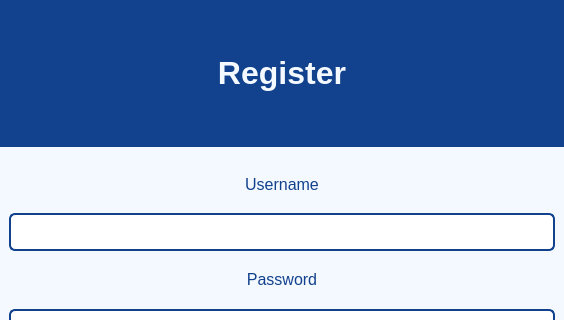
Above: ui/TravelAgentRegister.ui from Dimalko/telo2 before the change; both pictures show x 0 to 564 and y 0 to 320 of the 564 by 812 pixel window. Below: the same form after it.
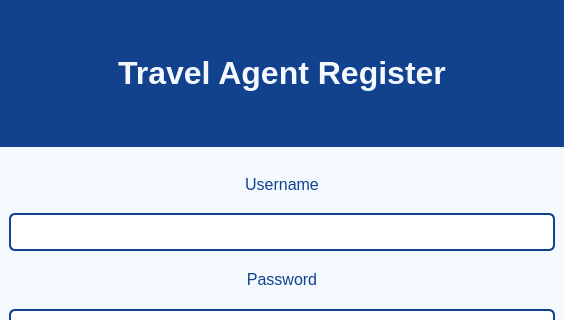
That is the form after the change.

Diff of the .ui file:
```diff
--- a/ui/TravelAgentRegister.ui
+++ b/ui/TravelAgentRegister.ui
@@ -86,7 +86,7 @@
           <string notr="true">color: rgb(243, 249, 254);</string>
          </property>
          <property name="text">
-          <string>&lt;html&gt;&lt;head/&gt;&lt;body&gt;&lt;p align=&quot;center&quot;&gt;&lt;span style=&quot; font-size:24pt; font-weight:600;&quot;&gt;Register&lt;/span&gt;&lt;/p&gt;&lt;/body&gt;&lt;/html&gt;</string>
+          <string>&lt;html&gt;&lt;head/&gt;&lt;body&gt;&lt;p align=&quot;center&quot;&gt;&lt;span style=&quot; font-size:24pt; font-weight:600;&quot;&gt;Travel Agent Register&lt;/span&gt;&lt;/p&gt;&lt;/body&gt;&lt;/html&gt;</string>
          </property>
         </widget>
        </item>
```
